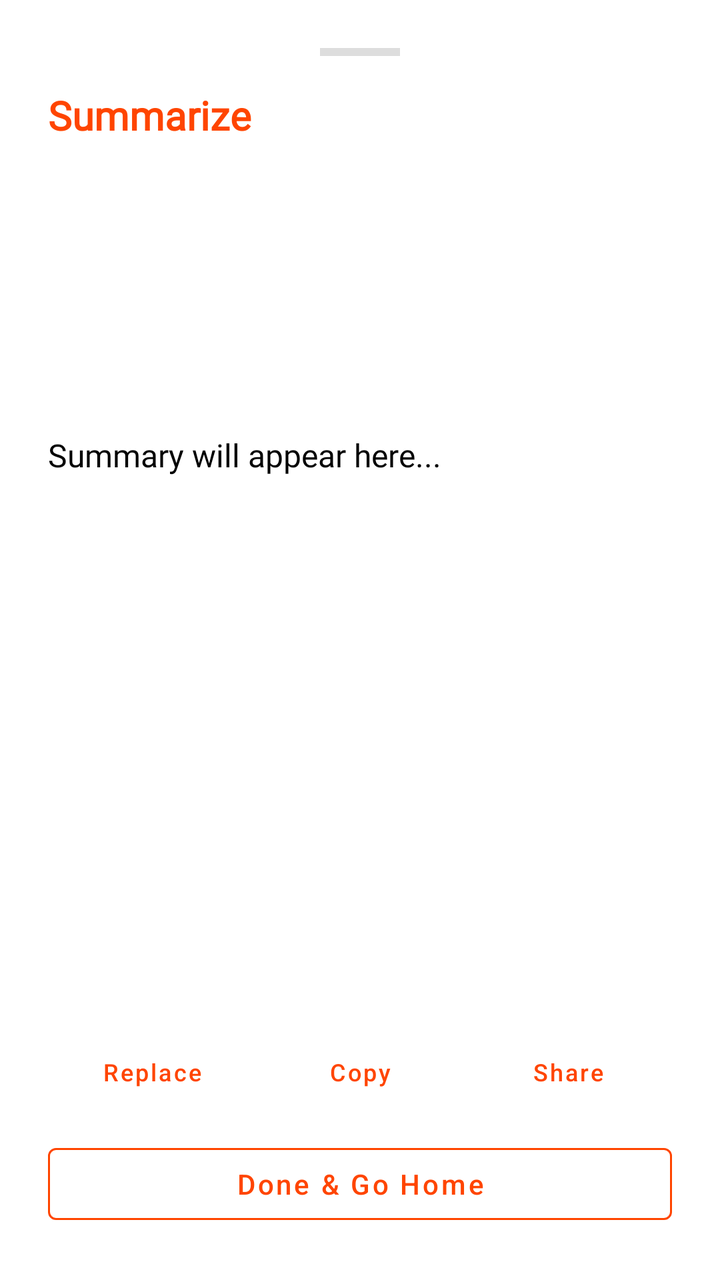
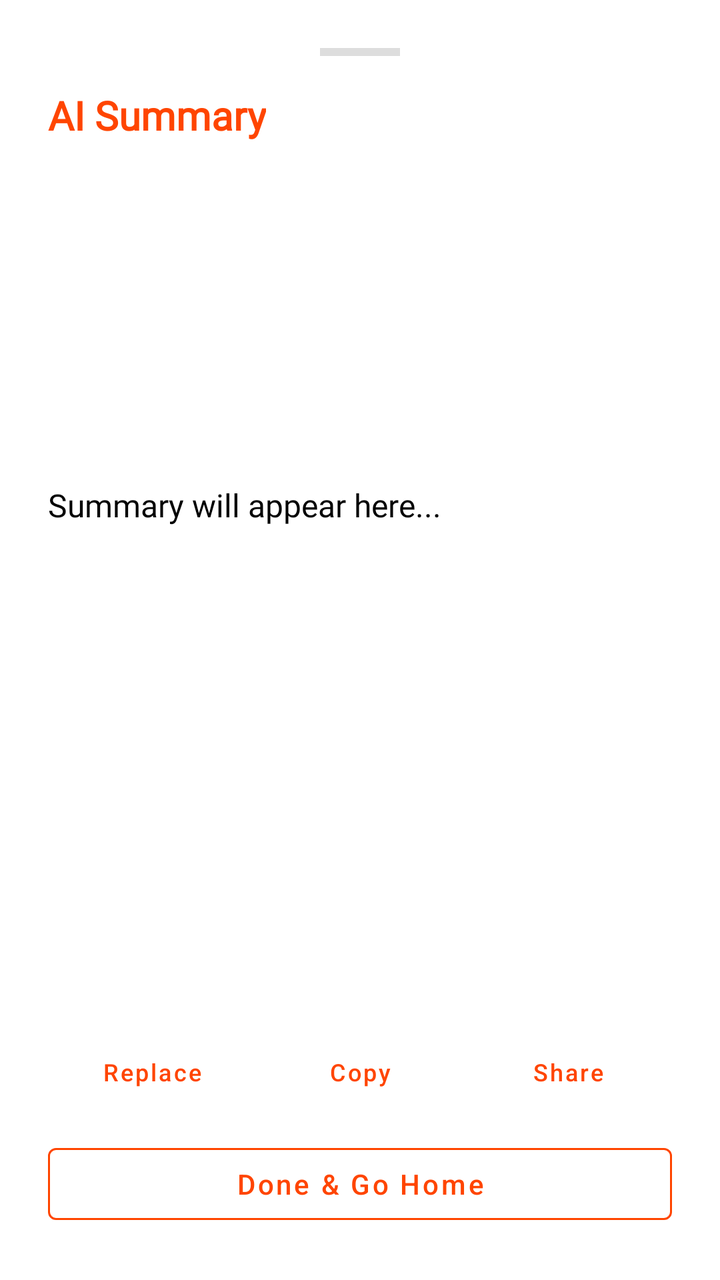

The first picture is an Android layout as it rendered before a commit; the second is the same layout after the commit. The layout source and the unified diff follow.
<!-- AndroidManifest.xml: application theme Theme.NotesTaker -->
<!-- res/layout/bottom_sheet_summary.xml -->
<?xml version="1.0" encoding="utf-8"?>
<androidx.constraintlayout.widget.ConstraintLayout xmlns:android="http://schemas.android.com/apk/res/android"
    xmlns:app="http://schemas.android.com/apk/res-auto"
    android:layout_width="match_parent"
    android:layout_height="wrap_content"
    android:padding="24dp"
    android:background="@drawable/bottom_sheet_background">

    <View
        android:id="@+id/dragHandle"
        android:layout_width="40dp"
        android:layout_height="4dp"
        android:background="#DDDDDD"
        app:layout_constraintEnd_toEndOf="parent"
        app:layout_constraintStart_toStartOf="parent"
        app:layout_constraintTop_toTopOf="parent" />

    <TextView
        android:id="@+id/summaryTitle"
        android:layout_width="wrap_content"
        android:layout_height="wrap_content"
        android:layout_marginTop="16dp"
        android:fontFamily="@font/poppins"
        android:text="Summarize"
        android:textColor="@color/orangeRed"
        android:textSize="20sp"
        android:textStyle="bold"
        app:layout_constraintStart_toStartOf="parent"
        app:layout_constraintTop_toBottomOf="@id/dragHandle" />

    <ProgressBar
        android:id="@+id/summaryProgressBar"
        android:layout_width="wrap_content"
        android:layout_height="wrap_content"
        android:indeterminateTint="@color/orangeRed"
        android:visibility="gone"
        app:layout_constraintBottom_toTopOf="@+id/buttonContainer"
        app:layout_constraintEnd_toEndOf="parent"
        app:layout_constraintStart_toStartOf="parent"
        app:layout_constraintTop_toBottomOf="@id/summaryTitle" />

    <androidx.core.widget.NestedScrollView
        android:id="@+id/summaryScrollView"
        android:layout_width="0dp"
        android:layout_height="wrap_content"
        android:layout_marginTop="16dp"
        android:layout_marginBottom="16dp"
        android:minHeight="150dp"
        app:layout_constrainedHeight="true"
        app:layout_constraintBottom_toTopOf="@+id/buttonContainer"
        app:layout_constraintEnd_toEndOf="parent"
        app:layout_constraintHeight_max="350dp"
        app:layout_constraintStart_toStartOf="parent"
        app:layout_constraintTop_toBottomOf="@id/summaryTitle">

        <TextView
            android:id="@+id/summaryText"
            android:layout_width="match_parent"
            android:layout_height="wrap_content"
            android:fontFamily="@font/poppins"
            android:lineSpacingExtra="6dp"
            android:text="Summary will appear here..."
            android:textColor="@color/black"
            android:textSize="16sp" />
    </androidx.core.widget.NestedScrollView>

    <LinearLayout
        android:id="@+id/buttonContainer"
        android:layout_width="0dp"
        android:layout_height="wrap_content"
        android:orientation="vertical"
        app:layout_constraintBottom_toBottomOf="parent"
        app:layout_constraintEnd_toEndOf="parent"
        app:layout_constraintStart_toStartOf="parent">

        <LinearLayout
            android:layout_width="match_parent"
            android:layout_height="wrap_content"
            android:gravity="center"
            android:orientation="horizontal">

            <Button
                android:id="@+id/replaceButton"
                style="@style/Widget.MaterialComponents.Button.TextButton"
                android:layout_width="0dp"
                android:layout_height="wrap_content"
                android:layout_weight="1"
                android:text="Replace"
                android:textAllCaps="false"
                android:textColor="@color/orangeRed"
                android:textSize="12sp" />

            <Button
                android:id="@+id/copyButton"
                style="@style/Widget.MaterialComponents.Button.TextButton"
                android:layout_width="0dp"
                android:layout_height="wrap_content"
                android:layout_weight="1"
                android:text="Copy"
                android:textAllCaps="false"
                android:textColor="@color/orangeRed"
                android:textSize="12sp" />

            <Button
                android:id="@+id/shareButton"
                style="@style/Widget.MaterialComponents.Button.TextButton"
                android:layout_width="0dp"
                android:layout_height="wrap_content"
                android:layout_weight="1"
                android:text="Share"
                android:textAllCaps="false"
                android:textColor="@color/orangeRed"
                android:textSize="12sp" />

        </LinearLayout>

        <Button
            android:id="@+id/doneGoHomeButton"
            style="@style/Widget.MaterialComponents.Button.OutlinedButton"
            android:layout_width="match_parent"
            android:layout_height="wrap_content"
            android:layout_marginTop="8dp"
            android:text="Done &amp; Go Home"
            android:textAllCaps="false"
            android:textColor="@color/orangeRed"
            app:strokeColor="@color/orangeRed" />
    </LinearLayout>

</androidx.constraintlayout.widget.ConstraintLayout>
<!-- resources referenced by this layout -->
<resources>
  <color name="black">#FF000000</color>
  <color name="orangeRed">#FF4500</color>
  <!-- drawable bottom_sheet_background (drawable) -->
  <?xml version="1.0" encoding="utf-8"?>
  <shape xmlns:android="http://schemas.android.com/apk/res/android">
      <solid android:color="@color/white" />
      <corners
          android:topLeftRadius="24dp"
          android:topRightRadius="24dp" />
  </shape>
  <style name="Theme.NotesTaker" parent="Base.Theme.NotesTaker" />
  <color name="white">#FFFFFFFF</color>
  <style name="Base.Theme.NotesTaker" parent="Theme.MaterialComponents.DayNight.DarkActionBar">
          
           <item name="colorPrimary">@color/lightSalmon</item>
           <item name="colorPrimaryVariant">@color/lightSalmon</item>
           <item name="colorOnPrimary">@color/white</item>
  
          //secondary color
          <item name="colorSecondary">@color/lightSalmon</item>
          <item name="colorSecondaryVariant">@color/lightSalmon</item>
          <item name="colorOnSecondary">@color/black</item>
  
          //status bar color
          <item name="android:statusBarColor">?attr/colorPrimaryVariant</item>
  
      </style>
  <color name="lightSalmon">#FFA07A</color>
</resources>

<!-- the commit's change to res/layout/bottom_sheet_summary.xml (unified diff, before → after) -->
@@ -21,7 +21,7 @@
         android:layout_height="wrap_content"
         android:layout_marginTop="16dp"
         android:fontFamily="@font/poppins"
-        android:text="Summarize"
+        android:text="AI Summary"
         android:textColor="@color/orangeRed"
         android:textSize="20sp"
         android:textStyle="bold"
@@ -45,11 +45,11 @@
         android:layout_height="wrap_content"
         android:layout_marginTop="16dp"
         android:layout_marginBottom="16dp"
-        android:minHeight="150dp"
+        android:minHeight="100dp"
         app:layout_constrainedHeight="true"
         app:layout_constraintBottom_toTopOf="@+id/buttonContainer"
         app:layout_constraintEnd_toEndOf="parent"
-        app:layout_constraintHeight_max="350dp"
+        app:layout_constraintHeight_max="300dp"
         app:layout_constraintStart_toStartOf="parent"
         app:layout_constraintTop_toBottomOf="@id/summaryTitle">
 
